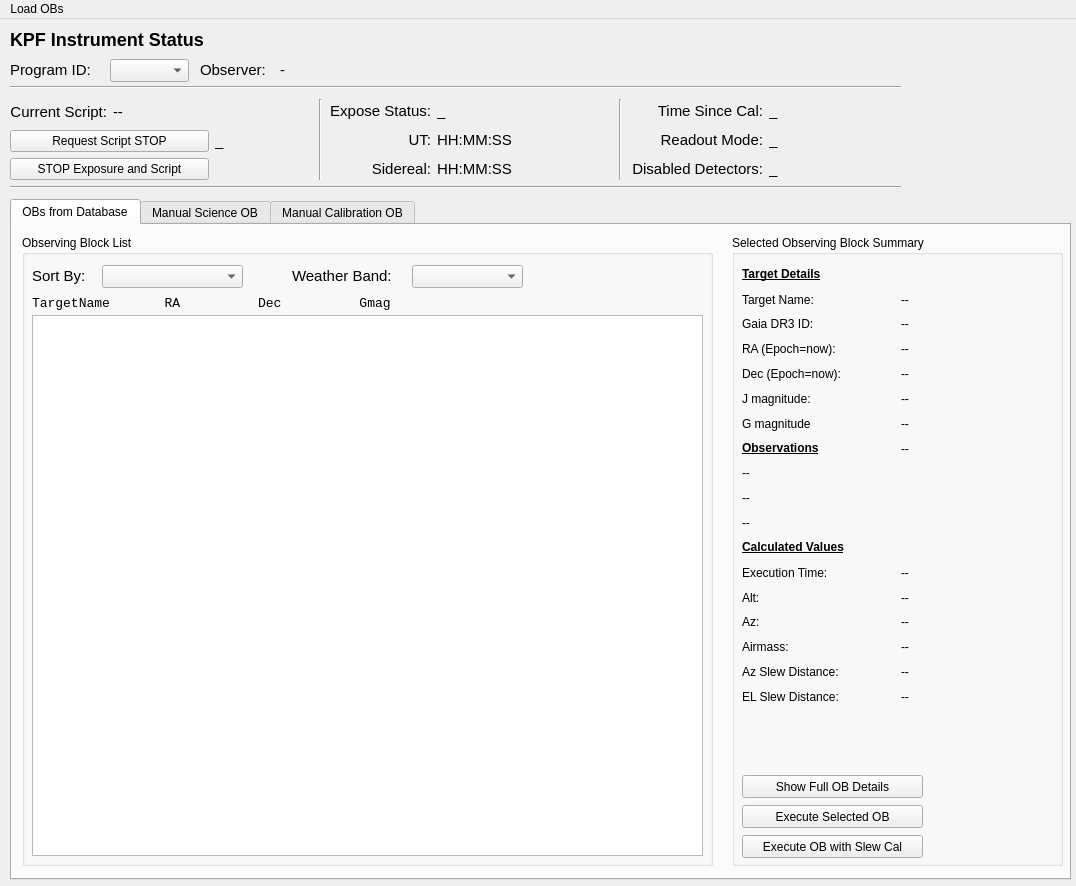
Before: the Qt Designer form kpf/OB_GUI/KPF_OB_GUI.ui in KeckObservatory/KPFTranslator, drawn with Qt 5.
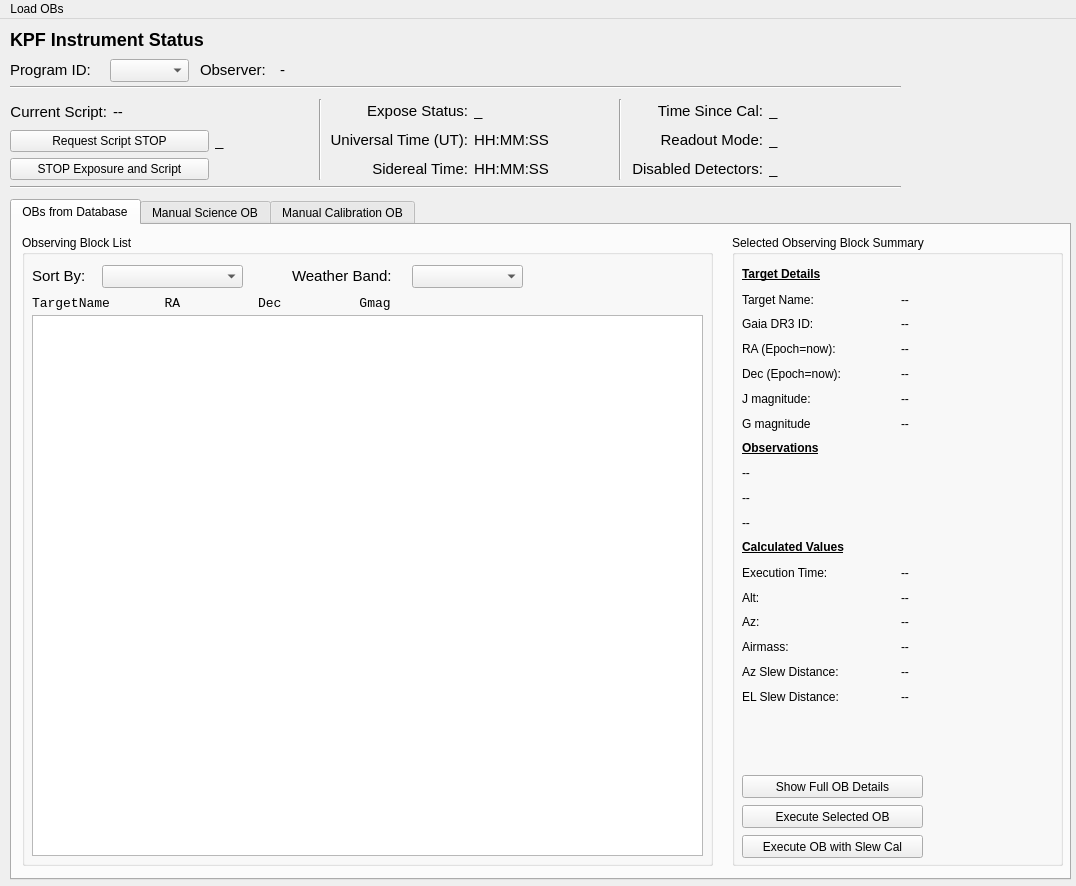
After: the same form once the commit is applied.

Commit message: Update time display labels

Diff of the .ui file:
```diff
--- a/kpf/OB_GUI/KPF_OB_GUI.ui
+++ b/kpf/OB_GUI/KPF_OB_GUI.ui
@@ -162,7 +162,7 @@
         </font>
        </property>
        <property name="text">
-        <string>Sidereal:</string>
+        <string>Sidereal Time:</string>
        </property>
        <property name="alignment">
         <set>Qt::AlignRight|Qt::AlignTrailing|Qt::AlignVCenter</set>
@@ -177,7 +177,7 @@
         </font>
        </property>
        <property name="text">
-        <string>UT:</string>
+        <string>Universal Time (UT):</string>
        </property>
        <property name="alignment">
         <set>Qt::AlignRight|Qt::AlignTrailing|Qt::AlignVCenter</set>
@@ -560,13 +560,6 @@
           </property>
          </widget>
         </item>
-        <item row="7" column="1">
-         <widget class="QLabel" name="SOB_nExp">
-          <property name="text">
-           <string>--</string>
-          </property>
-         </widget>
-        </item>
         <item row="1" column="0">
          <widget class="QLabel" name="TargetNameLabel">
           <property name="text">
```
